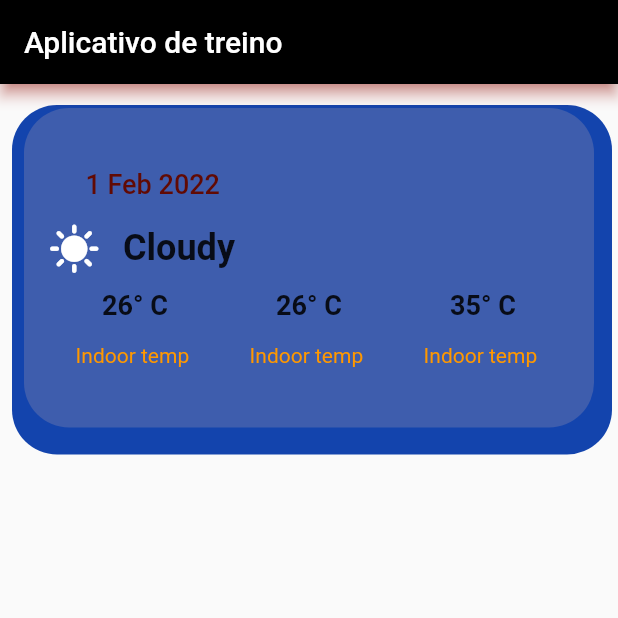
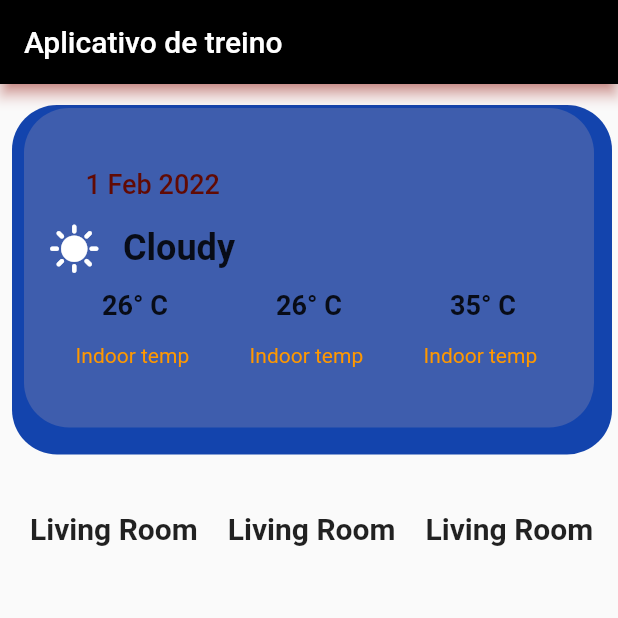
Before and after one commit to vaansuit/training-app, a Flutter app: the screen it shows after launch, on a phone screen of 412 x 824 dp, the top half of it. Run offline on Flutter 3.47's test engine with Material 2 defaults, Android fonts, the phone set to English and light mode, and no system bars.

Commit message:
[update]

```diff
--- a/lib/main.dart
+++ b/lib/main.dart
@@ -12,7 +12,7 @@ void main() {
 } //executa o app
 
 class HomePage extends StatelessWidget {
-  const HomePage({Key? key}) : super(key: key);
+  const HomePage({Key? key}) : super(key: key); //impacata na performance
 
   @override
   Widget build(BuildContext context) {
@@ -148,7 +148,76 @@ class HomePage extends StatelessWidget {
                   ],
                 ),
               ],
-              ))
+            ),
+          ),
+          const SizedBox(
+            height: 40,
+          ),
+          SizedBox(
+            height: 150,
+            child: ListView(
+              scrollDirection: Axis.horizontal, //cria scroll infinito
+              padding: const EdgeInsets.symmetric(horizontal: 20),
+              children: [
+                Text(
+                  'Living Room',
+                  style: TextStyle(
+                    fontSize: 20,
+                    fontWeight: FontWeight.bold,
+                  ),
+                ),
+                const SizedBox(width: 20),
+                Text(
+                  'Living Room',
+                  style: TextStyle(
+                    fontSize: 20,
+                    fontWeight: FontWeight.bold,
+                  ),
+                ),
+                const SizedBox(width: 20),
+                Text(
+                  'Living Room',
+                  style: TextStyle(
+                    fontSize: 20,
+                    fontWeight: FontWeight.bold,
+                  ),
+                ),
+                const SizedBox(width: 20),
+                Text(
+                  'Living Room',
+                  style: TextStyle(
+                    fontSize: 20,
+                    fontWeight: FontWeight.bold,
+                  ),
+                ),
+                const SizedBox(width: 20),
+                Text(
+                  'Living Room',
+                  style: TextStyle(
+                    fontSize: 20,
+                    fontWeight: FontWeight.bold,
+                  ),
+                ),
+                const SizedBox(width: 20),
+                Text(
+                  'Living Room',
+                  style: TextStyle(
+                    fontSize: 20,
+                    fontWeight: FontWeight.bold,
+                  ),
+                ),
+                const SizedBox(width: 20),
+                Text(
+                  'Living Room',
+                  style: TextStyle(
+                    fontSize: 20,
+                    fontWeight: FontWeight.bold,
+                  ),
+                ),
+                const SizedBox(width: 20),
+              ],
+            ),
+          )
         ],
       ),
     );
```
Lines whose indentation alone changed are shown as unchanged.
